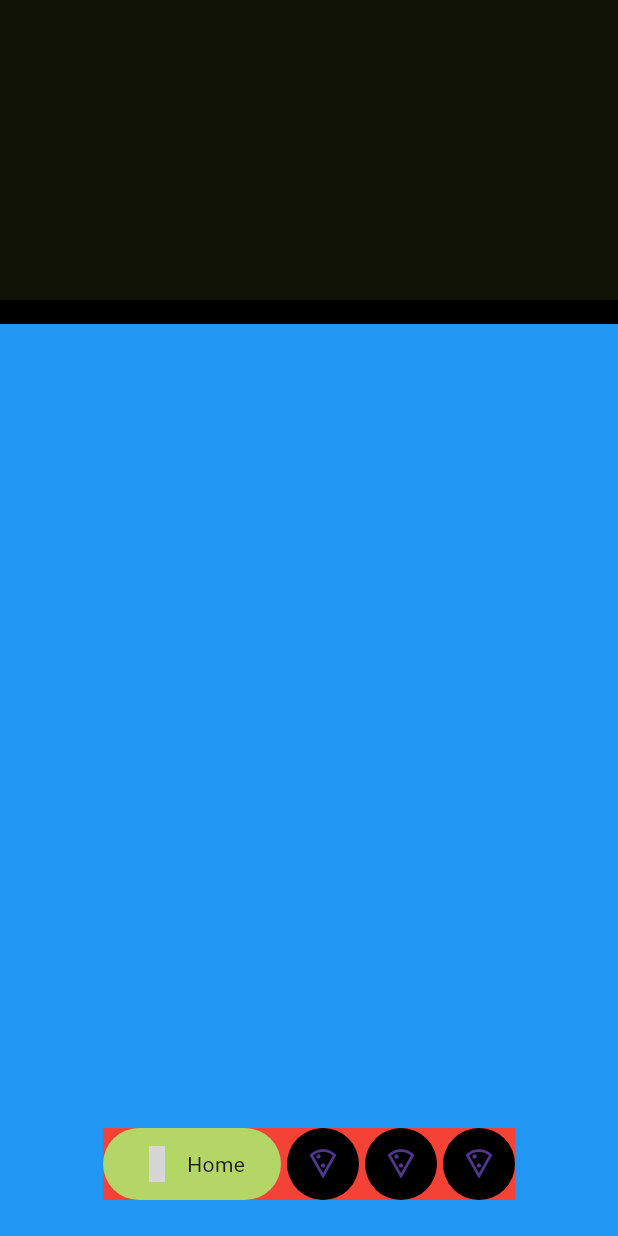
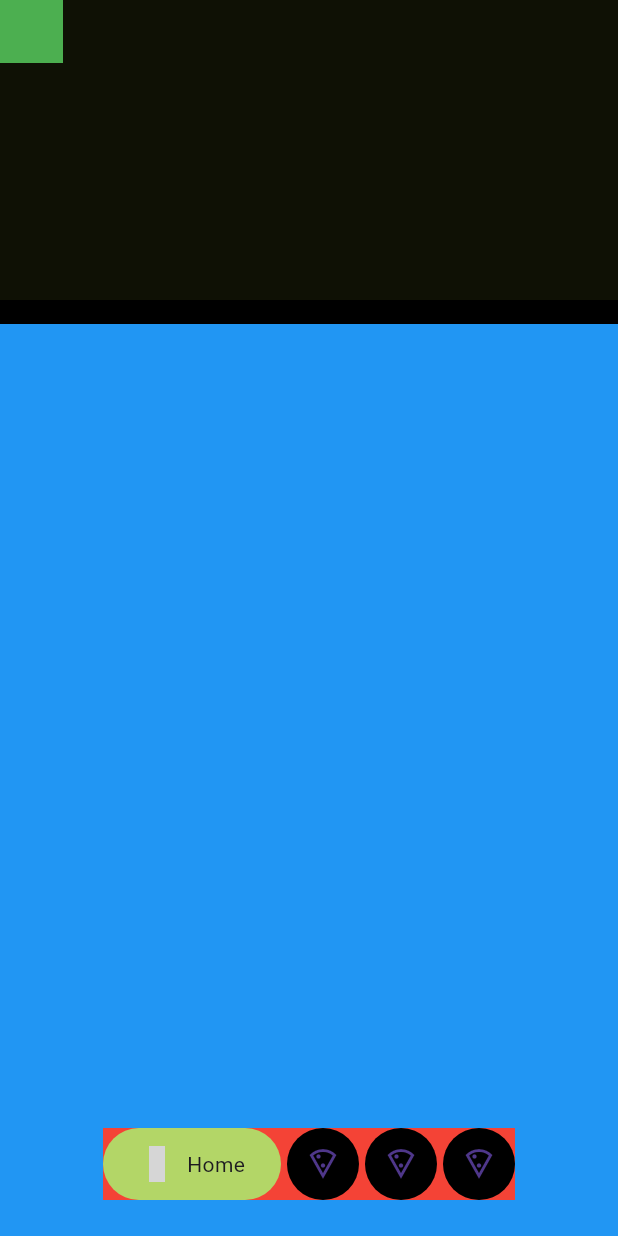
Before and after one commit to JAICHANGPARK/flutter_notebook_chapter_43, a Flutter app: the FoodOrderMainPage screen opened directly, on a phone screen of 412 x 824 dp. Run offline on Flutter 3.47's test engine with Material 3 defaults, Android fonts, the phone set to English and light mode, and no system bars; our stand-ins replace gap, hugeicons, percent_indicator; grey boxes are pictures that could not be loaded.

Commit message:
Update food_order_main_page.dart

```diff
--- a/lib/ep2393_food_order_app/ui/food_order_main_page.dart
+++ b/lib/ep2393_food_order_app/ui/food_order_main_page.dart
@@ -27,6 +27,8 @@ class _FoodOrderMainPageState extends State<FoodOrderMainPage> {
                 Row(
                   children: [
                     Container(
+                      height: 42,
+                      width: 42,
                       decoration: BoxDecoration(
                         color: Colors.green,
                       ),
```
